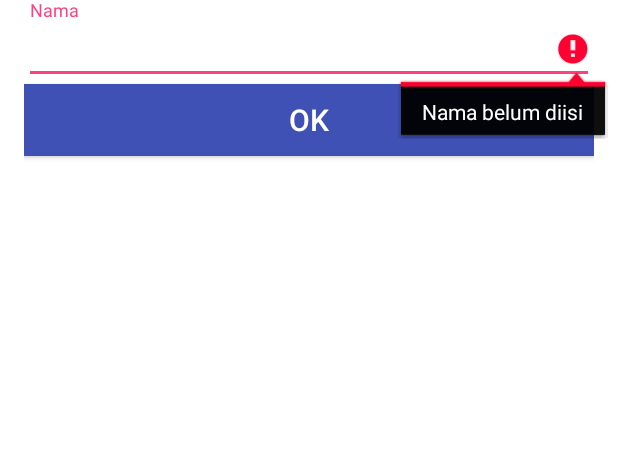
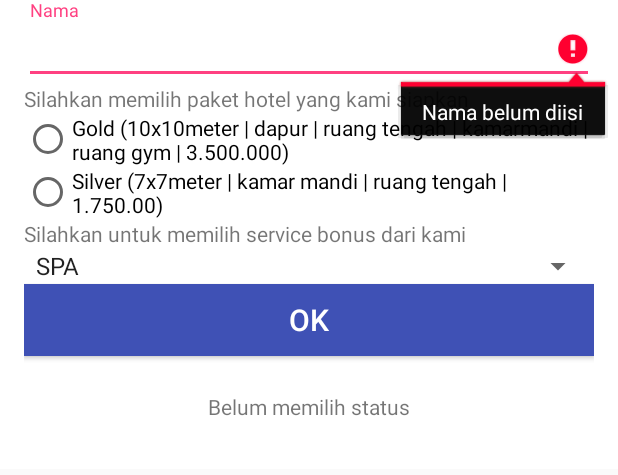
Before and after one commit to ErlinaNovita/PemesananHotel, an Android app: the screen it shows after launch (MainActivity), after a tap on "OK", on a phone screen of 412 x 824 dp, the part 415-890 px from its top. Run offline under Robolectric (Android 15) with nearby library versions, the phone set to English and light mode, and no system bars.

Commit message:
RadioButton Spinner ScrollView

```diff
--- a/app/src/main/java/id/sch/smktelkom_mlg/learn/pemesananhotel/MainActivity.java
+++ b/app/src/main/java/id/sch/smktelkom_mlg/learn/pemesananhotel/MainActivity.java
@@ -5,6 +5,8 @@ import android.support.v7.app.AppCompatActivity;
 import android.view.View;
 import android.widget.Button;
 import android.widget.EditText;
+import android.widget.RadioButton;
+import android.widget.Spinner;
 import android.widget.TextView;
 
 public class MainActivity extends AppCompatActivity {
@@ -12,29 +14,53 @@ public class MainActivity extends AppCompatActivity {
     EditText etNama;
     Button bOK;
     TextView tvHasil;
+    RadioButton rbGold, rbSilver;
+    Spinner spService;
 
     @Override
     protected void onCreate(Bundle savedInstanceState) {
         super.onCreate(savedInstanceState);
         setContentView(R.layout.activity_main);
 
+        rbGold = (RadioButton) findViewById(R.id.radioButtonGold);
+        rbSilver = (RadioButton) findViewById(R.id.radioButtonSilver);
+
+        spService = (Spinner) findViewById(R.id.spinnerService);
+
         etNama = (EditText) findViewById(R.id.editTextNama);
         bOK = (Button) findViewById(R.id.buttonOK);
+
         tvHasil = (TextView) findViewById(R.id.textViewHasil);
+
         bOK.setOnClickListener(new View.OnClickListener() {
             @Override
             public void onClick(View v) {
                 doProcess();
             }
-
-
+        });
+        findViewById(R.id.buttonOK).setOnClickListener(new View.OnClickListener() {
+            @Override
+            public void onClick(View v) {
+                doProcess();
+            }
         });
     }
 
     private void doProcess() {
+
+        String hasil = null;
+        if (rbGold.isChecked()) {
+            hasil = rbGold.getText().toString();
+        } else if (rbSilver.isChecked()) {
+            hasil = rbSilver.getText().toString();
+        }
+        if (hasil == null) {
+            tvHasil.setText("Belum memilih status");
+        }
+
         if (isValid()) {
             String nama = etNama.getText().toString();
-            tvHasil.setText("saya atas nama " + nama + " memesan");
+            tvHasil.setText("saya atas nama " + nama + " memesan paket " + hasil + " dengan tambahan service " + spService.getSelectedItem().toString());
         }
     }
 
@@ -52,7 +78,6 @@ public class MainActivity extends AppCompatActivity {
         } else {
             etNama.setError(null);
         }
-
         return valid;
     }
 }
--- a/app/src/main/res/layout/activity_main.xml
+++ b/app/src/main/res/layout/activity_main.xml
@@ -1,7 +1,11 @@
 <?xml version="1.0" encoding="utf-8"?>
-<LinearLayout xmlns:android="http://schemas.android.com/apk/res/android"
+<ScrollView xmlns:android="http://schemas.android.com/apk/res/android"
     xmlns:app="http://schemas.android.com/apk/res-auto"
     xmlns:tools="http://schemas.android.com/tools"
+    android:layout_width="match_parent"
+    android:layout_height="match_parent">
+
+    <LinearLayout
     android:id="@+id/activity_main"
     android:layout_width="match_parent"
     android:layout_height="match_parent"
@@ -11,6 +15,7 @@
     android:paddingLeft="@dimen/activity_horizontal_margin"
     android:paddingRight="@dimen/activity_horizontal_margin"
     android:paddingTop="@dimen/activity_vertical_margin"
+        android:weightSum="1"
     tools:context="id.sch.smktelkom_mlg.learn.pemesananhotel.MainActivity">
 
     <TextView
@@ -19,7 +24,6 @@
         android:layout_width="wrap_content"
         android:layout_height="wrap_content"
         android:layout_alignParentTop="true"
-
         android:text="Pemesanan Hotel"
         android:textColor="#FF0000" />
 
@@ -29,7 +33,6 @@
         android:layout_width="wrap_content"
         android:layout_height="wrap_content"
         android:layout_below="@+id/textView"
-
         android:background="#FF0000"
         android:text="MARHABA Hotel Apartments"
         android:textColor="#FFFFFF" />
@@ -54,8 +57,48 @@
             android:layout_width="match_parent"
             android:layout_height="wrap_content"
             android:hint="Nama" />
+
     </android.support.design.widget.TextInputLayout>
 
+
+        <TextView
+            android:id="@+id/textView7"
+            android:layout_width="match_parent"
+            android:layout_height="wrap_content"
+            android:text="Silahkan memilih paket hotel yang kami siapkan" />
+
+        <RadioGroup
+            android:id="@+id/radioGroupStatus"
+            android:layout_width="match_parent"
+            android:layout_height="wrap_content">
+
+            <RadioButton
+                android:id="@+id/radioButtonGold"
+                android:layout_width="wrap_content"
+                android:layout_height="wrap_content"
+                android:layout_weight="1"
+                android:text="Gold (10x10meter | dapur | ruang tengah | kamarmandi | ruang gym | 3.500.000)" />
+
+            <RadioButton
+                android:id="@+id/radioButtonSilver"
+                android:layout_width="wrap_content"
+                android:layout_height="wrap_content"
+                android:layout_weight="1"
+                android:text="Silver (7x7meter | kamar mandi | ruang tengah | 1.750.00)" />
+        </RadioGroup>
+
+        <TextView
+            android:id="@+id/textView8"
+            android:layout_width="match_parent"
+            android:layout_height="wrap_content"
+            android:text="Silahkan untuk memilih service bonus dari kami" />
+
+
+        <Spinner
+            android:id="@+id/spinnerService"
+            android:layout_width="match_parent"
+            android:layout_height="wrap_content"
+            android:entries="@array/service" />
 
     <Button
         android:id="@+id/buttonOK"
@@ -72,6 +115,8 @@
         android:layout_height="wrap_content"
         android:layout_marginTop="8dp"
         android:gravity="center_horizontal"
-        android:padding="16dp" />
+        android:padding="16dp"
+        tools:text="Hasil" />
 
 </LinearLayout>
+</ScrollView>
--- /dev/null
+++ b/app/src/main/res/values/arrays.xml
@@ -0,0 +1,11 @@
+<?xml version="1.0" encoding="utf-8"?>
+<resources>
+    <string-array name="service">
+        <item>SPA</item>
+        <item>Pijat Refleksi</item>
+        <item>Potong Rambut</item>
+        <item>Mandi Susu</item>
+        <item>Double Makanan</item>
+        <item>Manicure</item>
+    </string-array>
+</resources>
```
